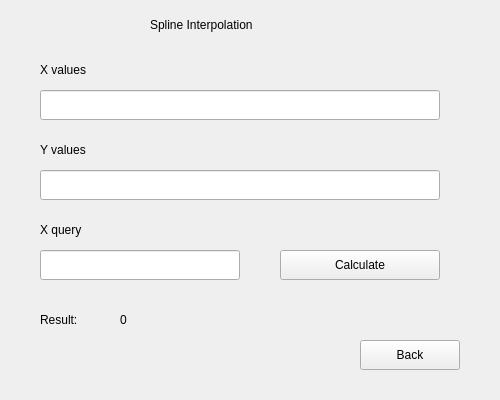
Above: client/splinewindow.ui from strnb/GradientProject before the change. Below: the same form after it.
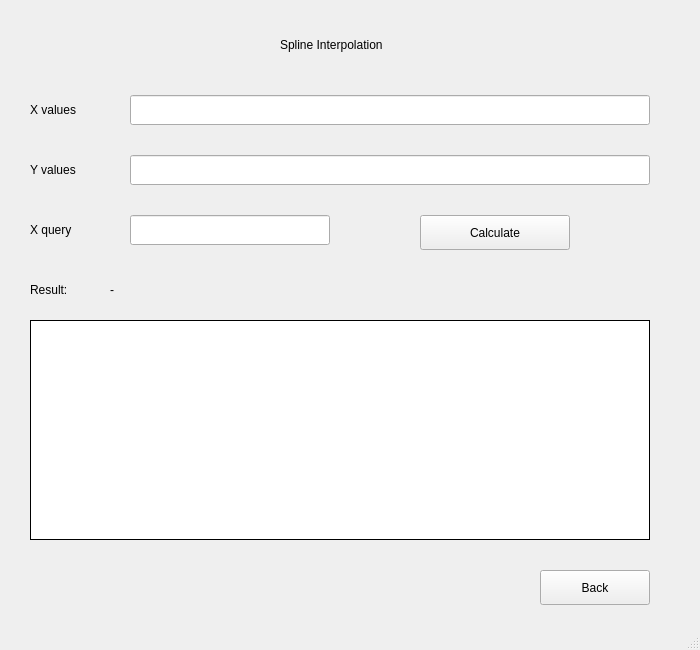
That is the form after the change. Custom widgets are drawn as their Qt base class.

```diff
--- a/client/splinewindow.ui
+++ b/client/splinewindow.ui
@@ -8,8 +8,8 @@
             <rect>
                 <x>0</x>
                 <y>0</y>
-                <width>500</width>
-                <height>400</height>
+                <width>700</width>
+                <height>650</height>
             </rect>
         </property>
 
@@ -22,13 +22,12 @@
             <widget class="QLabel" name="titleLabel">
                 <property name="geometry">
                     <rect>
-                        <x>150</x>
-                        <y>10</y>
-                        <width>200</width>
+                        <x>280</x>
+                        <y>30</y>
+                        <width>180</width>
                         <height>30</height>
                     </rect>
                 </property>
-
                 <property name="text">
                     <string>Spline Interpolation</string>
                 </property>
@@ -37,13 +36,12 @@
             <widget class="QLabel" name="xLabel">
                 <property name="geometry">
                     <rect>
-                        <x>40</x>
-                        <y>60</y>
+                        <x>30</x>
+                        <y>100</y>
                         <width>100</width>
                         <height>20</height>
                     </rect>
                 </property>
-
                 <property name="text">
                     <string>X values</string>
                 </property>
@@ -52,9 +50,9 @@
             <widget class="QLineEdit" name="xEdit">
                 <property name="geometry">
                     <rect>
-                        <x>40</x>
-                        <y>90</y>
-                        <width>400</width>
+                        <x>130</x>
+                        <y>95</y>
+                        <width>520</width>
                         <height>30</height>
                     </rect>
                 </property>
@@ -63,13 +61,12 @@
             <widget class="QLabel" name="yLabel">
                 <property name="geometry">
                     <rect>
-                        <x>40</x>
-                        <y>140</y>
+                        <x>30</x>
+                        <y>160</y>
                         <width>100</width>
                         <height>20</height>
                     </rect>
                 </property>
-
                 <property name="text">
                     <string>Y values</string>
                 </property>
@@ -78,9 +75,9 @@
             <widget class="QLineEdit" name="yEdit">
                 <property name="geometry">
                     <rect>
-                        <x>40</x>
-                        <y>170</y>
-                        <width>400</width>
+                        <x>130</x>
+                        <y>155</y>
+                        <width>520</width>
                         <height>30</height>
                     </rect>
                 </property>
@@ -89,13 +86,12 @@
             <widget class="QLabel" name="queryLabel">
                 <property name="geometry">
                     <rect>
-                        <x>40</x>
+                        <x>30</x>
                         <y>220</y>
-                        <width>120</width>
+                        <width>100</width>
                         <height>20</height>
                     </rect>
                 </property>
-
                 <property name="text">
                     <string>X query</string>
                 </property>
@@ -104,8 +100,8 @@
             <widget class="QLineEdit" name="queryEdit">
                 <property name="geometry">
                     <rect>
-                        <x>40</x>
-                        <y>250</y>
+                        <x>130</x>
+                        <y>215</y>
                         <width>200</width>
                         <height>30</height>
                     </rect>
@@ -115,13 +111,12 @@
             <widget class="QPushButton" name="calculateButton">
                 <property name="geometry">
                     <rect>
-                        <x>280</x>
-                        <y>250</y>
-                        <width>160</width>
-                        <height>30</height>
+                        <x>420</x>
+                        <y>215</y>
+                        <width>150</width>
+                        <height>35</height>
                     </rect>
                 </property>
-
                 <property name="text">
                     <string>Calculate</string>
                 </property>
@@ -130,13 +125,12 @@
             <widget class="QLabel" name="resultTextLabel">
                 <property name="geometry">
                     <rect>
-                        <x>40</x>
-                        <y>310</y>
-                        <width>100</width>
+                        <x>30</x>
+                        <y>280</y>
+                        <width>60</width>
                         <height>20</height>
                     </rect>
                 </property>
-
                 <property name="text">
                     <string>Result:</string>
                 </property>
@@ -145,36 +139,64 @@
             <widget class="QLabel" name="resultLabel">
                 <property name="geometry">
                     <rect>
-                        <x>120</x>
-                        <y>310</y>
+                        <x>110</x>
+                        <y>280</y>
                         <width>200</width>
                         <height>20</height>
                     </rect>
                 </property>
-
                 <property name="text">
-                    <string>0</string>
+                    <string>-</string>
+                </property>
+            </widget>
+
+            <widget class="SplineGraphWidget" name="graphWidget">
+                <property name="geometry">
+                    <rect>
+                        <x>30</x>
+                        <y>320</y>
+                        <width>620</width>
+                        <height>220</height>
+                    </rect>
+                </property>
+
+                <property name="styleSheet">
+                    <string notr="true">
+                        border: 1px solid black;
+                        background-color: white;
+                    </string>
                 </property>
             </widget>
 
             <widget class="QPushButton" name="backButton">
                 <property name="geometry">
                     <rect>
-                        <x>360</x>
-                        <y>340</y>
-                        <width>100</width>
-                        <height>30</height>
+                        <x>540</x>
+                        <y>570</y>
+                        <width>110</width>
+                        <height>35</height>
                     </rect>
                 </property>
-
                 <property name="text">
                     <string>Back</string>
                 </property>
             </widget>
 
         </widget>
+
+        <widget class="QMenuBar" name="menubar"/>
+        <widget class="QStatusBar" name="statusbar"/>
+
     </widget>
 
+    <customwidgets>
+        <customwidget>
+            <class>SplineGraphWidget</class>
+            <extends>QWidget</extends>
+            <header>splinegraphwidget.h</header>
+        </customwidget>
+    </customwidgets>
+
     <resources/>
     <connections/>
 
```
Left out of the diff: 2 changed lines with no effect on the pictures.
